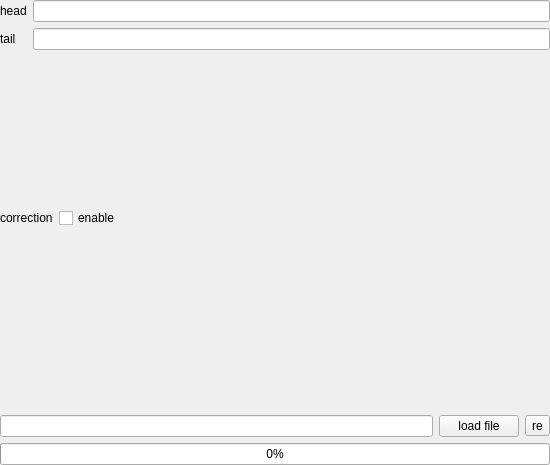
This is src/form/FormPlotSimulate/formplotsimulate.ui in MRsoymilk/MySerial as Qt 5 draws it before an edit. The edited form follows.
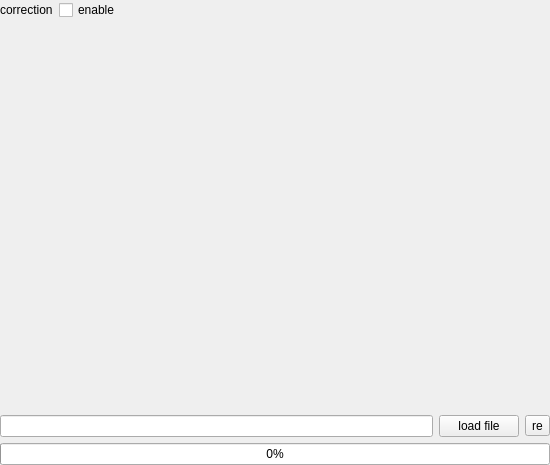
This is the edited form.

```diff
--- a/src/form/FormPlotSimulate/formplotsimulate.ui
+++ b/src/form/FormPlotSimulate/formplotsimulate.ui
@@ -13,7 +13,7 @@
   <property name="windowTitle">
    <string>PlotSimulate</string>
   </property>
-  <layout class="QGridLayout" name="gridLayout" rowstretch="0,0,0,0">
+  <layout class="QGridLayout" name="gridLayout" rowstretch="0,0,0">
    <property name="leftMargin">
     <number>0</number>
    </property>
@@ -48,30 +48,6 @@
     </layout>
    </item>
    <item row="0" column="0">
-    <layout class="QFormLayout" name="formLayout">
-     <item row="0" column="0">
-      <widget class="QLabel" name="labelHead">
-       <property name="text">
-        <string>head</string>
-       </property>
-      </widget>
-     </item>
-     <item row="0" column="1">
-      <widget class="QLineEdit" name="lineEditHead"/>
-     </item>
-     <item row="1" column="0">
-      <widget class="QLabel" name="labelTail">
-       <property name="text">
-        <string>tail</string>
-       </property>
-      </widget>
-     </item>
-     <item row="1" column="1">
-      <widget class="QLineEdit" name="lineEditTail"/>
-     </item>
-    </layout>
-   </item>
-   <item row="1" column="0">
     <layout class="QFormLayout" name="formLayoutOption">
      <item row="0" column="0">
       <widget class="QLabel" name="labelCorrection">
```
Left out of the diff: 46 changed lines with no effect on the pictures.
